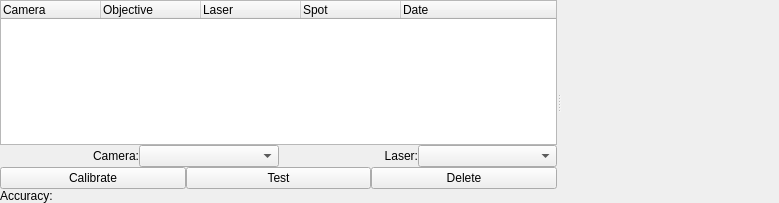
Old version of the form lib/devices/Scanner/DeviceTemplate.ui in the repository acq4/acq4.
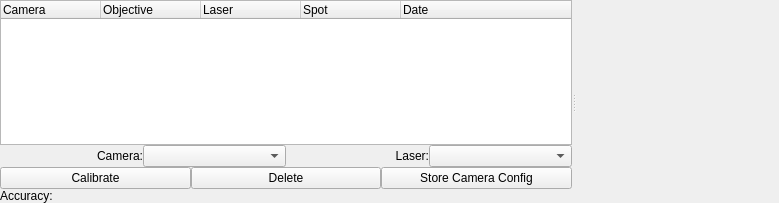
New version of the form. Custom widgets are drawn as their Qt base class.

Commit message: Multiple untested updates:  - device tasks may now suggest order of device configuration  - scanner dev gui has option to remember current camera state for calibration  - fixes to serial mouse state storage

```diff
--- a/lib/devices/Scanner/DeviceTemplate.ui
+++ b/lib/devices/Scanner/DeviceTemplate.ui
@@ -107,13 +107,6 @@
            </property>
           </widget>
          </item>
-         <item>
-          <widget class="QPushButton" name="testBtn">
-           <property name="text">
-            <string>Test</string>
-           </property>
-          </widget>
-         </item>
          <item>
           <widget class="QPushButton" name="deleteBtn">
            <property name="text">
@@ -121,6 +114,13 @@
            </property>
           </widget>
          </item>
+         <item>
+          <widget class="QPushButton" name="storeCamConfBtn">
+           <property name="text">
+            <string>Store Camera Config</string>
+           </property>
+          </widget>
+         </item>
         </layout>
        </item>
        <item>
```
Left out of the diff: 3 changed lines with no effect on the pictures. The commit also changes 11 other files.
